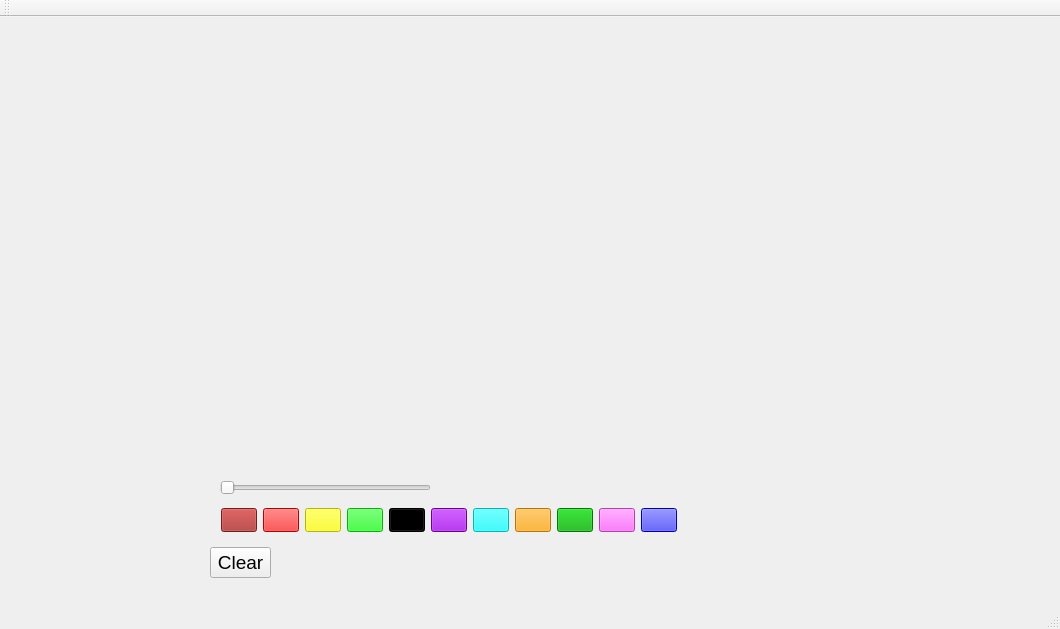
First picture: the form in User/User/Drawer_Game_Interface.ui, repository xNaga09x/ProjectModernCpp, before the edit.
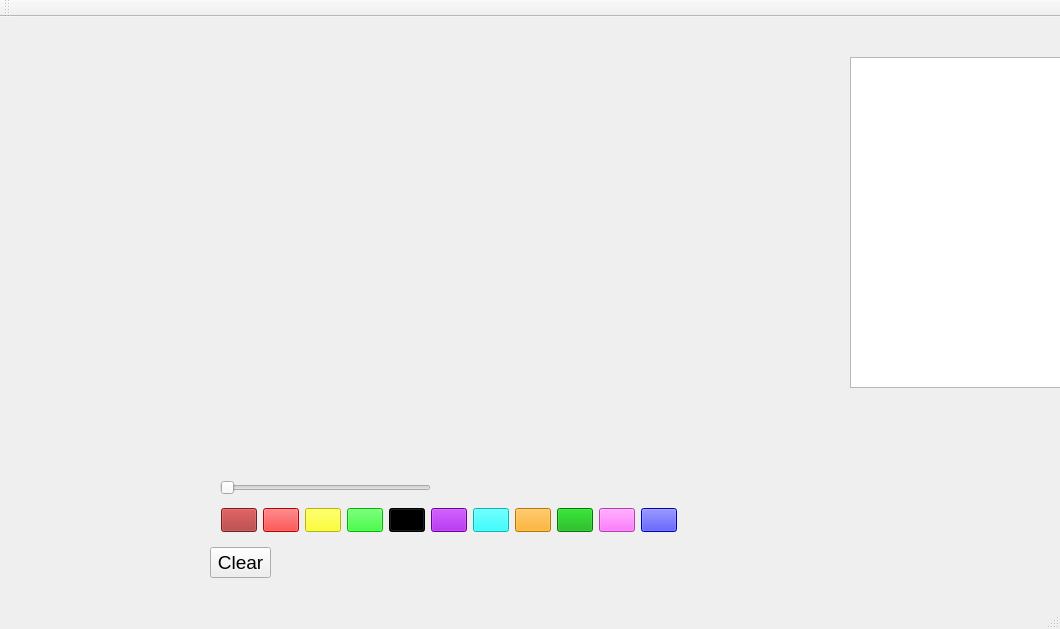
Second picture: the form after the edit.

Commit message: Delete message in Drawer

What changed in the file:
```diff
--- a/User/User/Drawer_Game_Interface.ui
+++ b/User/User/Drawer_Game_Interface.ui
@@ -293,6 +293,19 @@
      <string/>
     </property>
    </widget>
+   <widget class="QTextEdit" name="chatDisplay">
+    <property name="geometry">
+     <rect>
+      <x>850</x>
+      <y>40</y>
+      <width>211</width>
+      <height>331</height>
+     </rect>
+    </property>
+    <property name="readOnly">
+     <bool>true</bool>
+    </property>
+   </widget>
   </widget>
   <widget class="QMenuBar" name="menuBar">
    <property name="geometry">
```
The commit also changes 3 other files.
